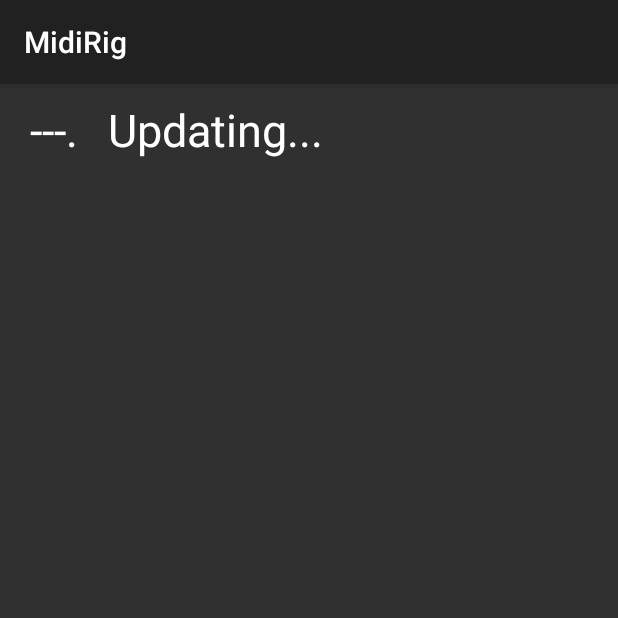
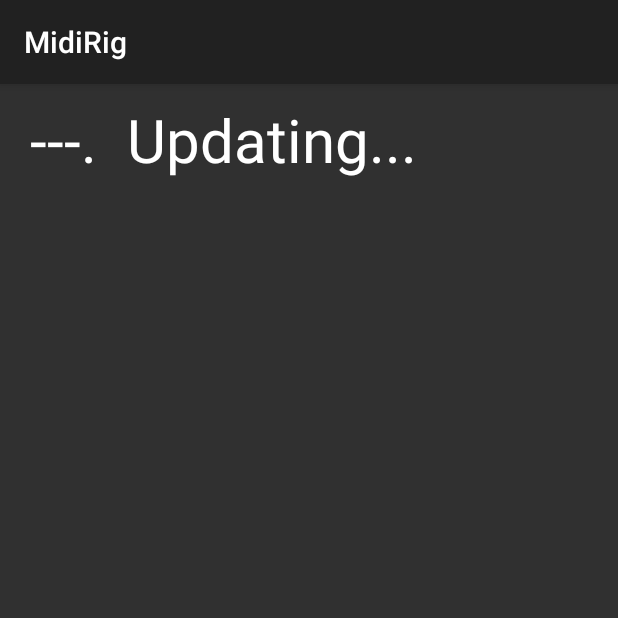
Before and after one commit to reobald/AndroidLiveDings, an Android app: the fragment SceneItemFragment shown on its own in the app's theme, on a phone screen of 412 x 824 dp, the top half of it. Run offline under Robolectric (Android 15) with nearby library versions, the phone set to English and light mode, and no system bars.

Commit message:
Added current scene layout with larger font

```diff
--- a/app/src/main/AndroidManifest.xml
+++ b/app/src/main/AndroidManifest.xml
@@ -10,7 +10,7 @@
         android:icon="@mipmap/ic_launcher"
         android:label="@string/app_name"
         android:supportsRtl="true"
-        android:theme="@style/AppTheme">
+        android:theme="@android:style/Theme.Material">
         <activity android:name="com.electrophone.midirig.MainActivity">
             <intent-filter>
                 <action android:name="android.intent.action.MAIN" />
--- a/app/src/main/java/com/electrophone/midirig/SceneItemFragment.java
+++ b/app/src/main/java/com/electrophone/midirig/SceneItemFragment.java
@@ -23,7 +23,7 @@
     @Override
     public View onCreateView(LayoutInflater inflater, ViewGroup container, Bundle savedInstanceState) {
 
-        View view = inflater.inflate(R.layout.scene_item_layout, container, false);
+        View view = inflater.inflate(R.layout.current_scene_layout, container, false);
         sceneNumber = (TextView) view.findViewById(R.id.sceneNumber);
         sceneName = (TextView) view.findViewById(R.id.sceneName);
         return view;
--- /dev/null
+++ b/app/src/main/res/layout/current_scene_layout.xml
@@ -0,0 +1,27 @@
+<?xml version="1.0" encoding="utf-8"?>
+<LinearLayout xmlns:android="http://schemas.android.com/apk/res/android"
+    android:layout_width="fill_parent"
+    android:layout_height="match_parent"
+    android:orientation="horizontal">
+
+    <TextView
+        android:id="@+id/sceneNumber"
+        android:layout_width="wrap_content"
+        android:layout_height="wrap_content"
+        android:paddingBottom="10dp"
+        android:paddingLeft="20dp"
+        android:paddingRight="20dp"
+        android:paddingTop="10dp"
+        android:text="---."
+        android:textAppearance="?android:attr/textAppearanceLarge"
+        android:textSize="40dp" />
+
+    <TextView
+        android:id="@+id/sceneName"
+        android:layout_width="fill_parent"
+        android:layout_height="wrap_content"
+        android:text="Updating..."
+        android:textAppearance="?android:attr/textAppearanceLarge"
+        android:textIsSelectable="false"
+        android:textSize="40dp" />
+</LinearLayout>
--- a/app/src/main/res/values/styles.xml
+++ /dev/null
@@ -1,13 +0,0 @@
-<resources>
-
-    <!-- Base application theme.-->
-    <style name="AppTheme" parent="android:Theme.Material">
-        <!--
-                <item name="colorPrimary">@color/colorPrimary</item>
-                <item name="colorPrimaryDark">@color/colorPrimaryDark</item>
-                <item name="colorAccent">@color/colorAccent</item>
-                -->
-    </style>
-
-
-</resources>
```
